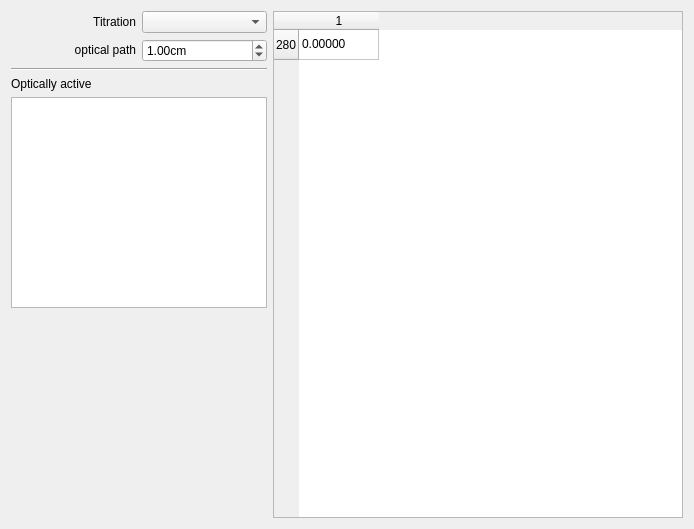
Before: the Qt Designer form forms/specds.ui in salvadorblasco/apes, drawn with Qt 5.
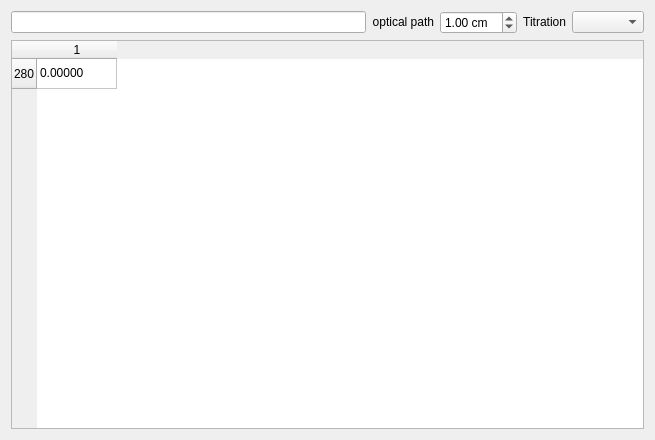
After: the same form once the commit is applied.

What changed in the file:
```diff
--- a/forms/specds.ui
+++ b/forms/specds.ui
@@ -6,41 +6,19 @@
    <rect>
     <x>0</x>
     <y>0</y>
-    <width>694</width>
-    <height>529</height>
+    <width>655</width>
+    <height>440</height>
    </rect>
   </property>
   <property name="windowTitle">
    <string>Form</string>
   </property>
-  <layout class="QHBoxLayout" name="horizontalLayout_3">
-   <item>
     <layout class="QVBoxLayout" name="verticalLayout">
-     <item>
-      <layout class="QHBoxLayout" name="horizontalLayout_2">
-       <item>
-        <widget class="QLabel" name="label">
-         <property name="sizePolicy">
-          <sizepolicy hsizetype="Preferred" vsizetype="Fixed">
-           <horstretch>0</horstretch>
-           <verstretch>0</verstretch>
-          </sizepolicy>
-         </property>
-         <property name="text">
-          <string>Titration</string>
-         </property>
-         <property name="alignment">
-          <set>Qt::AlignRight|Qt::AlignTrailing|Qt::AlignVCenter</set>
-         </property>
-        </widget>
-       </item>
-       <item>
-        <widget class="QComboBox" name="cb_titration"/>
-       </item>
-      </layout>
-     </item>
      <item>
       <layout class="QHBoxLayout" name="horizontalLayout">
+     <item>
+      <widget class="QLineEdit" name="le_title"/>
+     </item>
        <item>
         <widget class="QLabel" name="label_2">
          <property name="sizePolicy">
@@ -65,70 +43,41 @@
            <verstretch>0</verstretch>
           </sizepolicy>
          </property>
+       <property name="toolTip">
+        <string/>
+       </property>
+       <property name="frame">
+        <bool>true</bool>
+       </property>
          <property name="prefix">
           <string/>
          </property>
          <property name="suffix">
-          <string>cm</string>
+        <string> cm</string>
          </property>
          <property name="value">
           <double>1.000000000000000</double>
          </property>
         </widget>
        </item>
-      </layout>
-     </item>
      <item>
-      <widget class="Line" name="line">
-       <property name="orientation">
-        <enum>Qt::Horizontal</enum>
-       </property>
-      </widget>
-     </item>
-     <item>
-      <widget class="QLabel" name="label_5">
+      <widget class="QLabel" name="label">
        <property name="sizePolicy">
-        <sizepolicy hsizetype="Fixed" vsizetype="Fixed">
+        <sizepolicy hsizetype="Preferred" vsizetype="Fixed">
          <horstretch>0</horstretch>
          <verstretch>0</verstretch>
         </sizepolicy>
        </property>
        <property name="text">
-        <string>Optically active</string>
+        <string>Titration</string>
        </property>
-      </widget>
-     </item>
-     <item>
-      <widget class="QListWidget" name="lw_active">
-       <property name="sizePolicy">
-        <sizepolicy hsizetype="Preferred" vsizetype="Expanding">
-         <horstretch>0</horstretch>
-         <verstretch>0</verstretch>
-        </sizepolicy>
+       <property name="alignment">
+        <set>Qt::AlignRight|Qt::AlignTrailing|Qt::AlignVCenter</set>
        </property>
-       <property name="maximumSize">
-        <size>
-         <width>500</width>
-         <height>16777215</height>
-        </size>
-       </property>
       </widget>
      </item>
      <item>
-      <spacer name="verticalSpacer">
-       <property name="orientation">
-        <enum>Qt::Vertical</enum>
-       </property>
-       <property name="sizeType">
-        <enum>QSizePolicy::Expanding</enum>
-       </property>
-       <property name="sizeHint" stdset="0">
-        <size>
-         <width>20</width>
-         <height>40</height>
-        </size>
-       </property>
-      </spacer>
+      <widget class="QComboBox" name="cb_titration"/>
      </item>
     </layout>
    </item>
```
Lines whose indentation alone changed are shown as unchanged.
